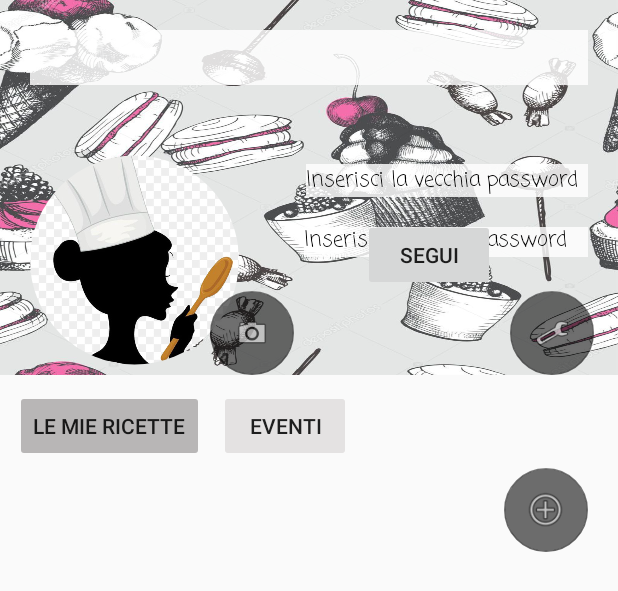
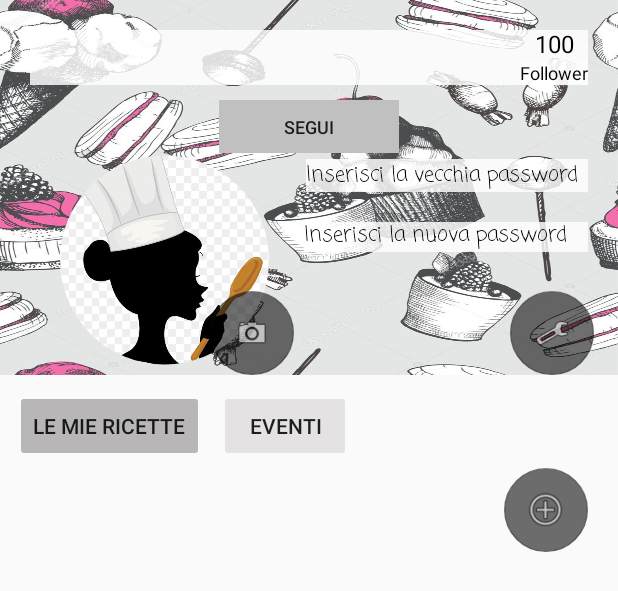
Before and after one commit to martina-passarelli/My, an Android app: the layout fragment_cuoco.xml on its own in the app's theme, with its tools: preview values and no code run, on a phone screen of 412 x 824 dp. Shown: the top 591 px of the screen. Run offline under Robolectric (Android 15) with nearby library versions, the phone set to English and light mode, and no system bars; Roboto replaces fonts that are not available here.

Commit message:
newwww_2

```diff
--- a/app/src/main/java/com/example/myapplication/PagerAdapter.java
+++ b/app/src/main/java/com/example/myapplication/PagerAdapter.java
@@ -7,6 +7,7 @@ import androidx.fragment.app.FragmentPagerAdapter;
 
 import com.example.myapplication.ui.fragment_cuoco.Griglia_Cuochi;
 import com.example.myapplication.ui.fragment_evento.Lista_Fragment_Evento;
+import com.example.myapplication.ui.home.Fragment_TabEventi;
 import com.example.myapplication.ui.home.HomeFragment;
 
 public class PagerAdapter extends FragmentPagerAdapter {
@@ -28,9 +29,8 @@ public class PagerAdapter extends FragmentPagerAdapter {
             case 1:
                 return new Griglia_Cuochi();
             case 2: {
-                Lista_Fragment_Evento fragment_evento = new Lista_Fragment_Evento();
-                fragment_evento.eventiTotali();
-                return fragment_evento; //da cambiare
+                Fragment_TabEventi fragment_tabEventi=new Fragment_TabEventi();
+                return fragment_tabEventi; //da cambiare
             }
             default:
                return null;
--- a/app/src/main/java/com/example/myapplication/ui/fragment_cuoco/Griglia_Cuochi.java
+++ b/app/src/main/java/com/example/myapplication/ui/fragment_cuoco/Griglia_Cuochi.java
@@ -31,7 +31,7 @@ import org.json.JSONObject;
 
 import java.util.ArrayList;
 import java.util.List;
-
+//IL FRAMMENTO GESTISCE LA GRIGLIA  DI CUOCHI NELLA HOME PAGE
 public class Griglia_Cuochi extends Fragment {
     private ArrayList<String> list=new ArrayList<>();
     private Adapter_Griglia tutorAdapter;
--- a/app/src/main/java/com/example/myapplication/ui/fragment_evento/Lista_Fragment_Evento.java
+++ b/app/src/main/java/com/example/myapplication/ui/fragment_evento/Lista_Fragment_Evento.java
@@ -113,6 +113,7 @@ recyclerview.setLayoutAnimation(animation);
 
     public void doSomething(String id_cuoco){
         //PRENDIAMO TUTTI GLI EVENTI COLLEGATI ALL'UTENTE IN INPUT
+        System.out.println("ID CUOCO:: "+id_cuoco);
         ff.collection("eventi").whereEqualTo("id_cuoco",id_cuoco).get().addOnCompleteListener(new OnCompleteListener<QuerySnapshot>() {
             @Override
             public void onComplete(@NonNull Task<QuerySnapshot> task) {
@@ -178,8 +179,9 @@ recyclerview.setLayoutAnimation(animation);
                     List<DocumentSnapshot> lista = queryDocumentSnapshots.getDocuments();
                     for (DocumentSnapshot d : lista) {
                         Evento evento= d.toObject(Evento.class);
-                        list.add(evento);
-
+                        if(ActivityMappa.nonScaduto(evento.getData(), evento.getOra())){
+                            list.add(evento);
+                        }
                     }
                     tutorAdapter.notifyDataSetChanged();
                 }
--- a/app/src/main/java/com/example/myapplication/ui/fragment_seguiti/ListSeguiti.java
+++ b/app/src/main/java/com/example/myapplication/ui/fragment_seguiti/ListSeguiti.java
@@ -68,13 +68,10 @@ public class ListSeguiti extends Fragment {
                 ArrayList<String> lista_provv= (ArrayList<String>) documentSnapshot.get("lista_cuochi");
                 if(lista_provv!=null){
                     list.addAll(lista_provv);
-                    //VERIFICARE SE COSI' AVVIENE, ALTRIMENTI ADD UNO PER VOLTA(????????????)
                     tutorAdapter.notifyDataSetChanged();
                 }
 
 
             }});
-
-
     }
 }
--- a/app/src/main/res/layout/fragment_cuoco.xml
+++ b/app/src/main/res/layout/fragment_cuoco.xml
@@ -23,7 +23,7 @@
                 android:id="@+id/image_cuoco"
                 android:layout_width="139dp"
                 android:layout_height="153dp"
-                android:layout_marginLeft="20dp"
+                android:layout_marginLeft="40dp"
                 android:src="@drawable/cuoca"
                 app:layout_constraintBottom_toBottomOf="parent"
                 app:layout_constraintStart_toStartOf="parent" />
@@ -32,26 +32,30 @@
                 android:id="@+id/nome_cuoco"
                 android:layout_width="match_parent"
                 android:layout_height="wrap_content"
-                android:layout_margin="20dp"
+                android:layout_marginStart="20dp"
+                android:layout_marginTop="20dp"
+                android:layout_marginEnd="20dp"
                 android:background="#D2FFFFFF"
                 android:fontFamily="cursive"
                 android:textAlignment="center"
                 android:textColor="@color/common_google_signin_btn_text_dark_focused"
                 android:textSize="30dp"
-                app:layout_constraintTop_toTopOf="parent"
-                tools:layout_editor_absoluteX="20dp" />
+                app:layout_constraintEnd_toEndOf="parent"
+                app:layout_constraintStart_toStartOf="parent"
+                app:layout_constraintTop_toTopOf="parent" />
 
             <TextView
                 android:id="@+id/email_cuoco"
                 android:layout_width="wrap_content"
                 android:layout_height="wrap_content"
+                android:layout_marginStart="20dp"
                 android:background="#D2FFFFFF"
                 android:fontFamily="casual"
+                android:maxLength="@integer/config_navAnimTime"
                 android:textColor="@color/common_google_signin_btn_text_dark_focused"
-                android:textSize="16dp"
+                android:textSize="12dp"
                 android:textStyle="normal"
                 app:layout_constraintBottom_toTopOf="@id/image_cuoco"
-                app:layout_constraintEnd_toEndOf="parent"
                 app:layout_constraintRight_toRightOf="@id/image_cuoco"
                 app:layout_constraintStart_toStartOf="parent"
                 app:layout_constraintTop_toBottomOf="@id/nome_cuoco" />
@@ -125,14 +129,38 @@
 
             <Button
                 android:id="@+id/button_segui"
+                android:layout_width="120dp"
+                android:layout_height="35dp"
+                android:layout_margin="10dp"
+                android:background="#C0C0C0"
+                android:elevation="16dp"
+                android:text="Segui"
+                android:textSize="12dp"
+                app:layout_constraintEnd_toEndOf="@id/nome_cuoco"
+                app:layout_constraintStart_toEndOf="@id/email_cuoco"
+                app:layout_constraintTop_toBottomOf="@id/label_follower" />
+
+            <TextView
+                android:id="@+id/label_follower"
                 android:layout_width="wrap_content"
                 android:layout_height="wrap_content"
-                android:layout_margin="10dp"
-                android:text="Segui"
-                app:layout_constraintBottom_toBottomOf="parent"
-                app:layout_constraintEnd_toEndOf="parent"
-                app:layout_constraintStart_toEndOf="@id/image_cuoco"
-                app:layout_constraintTop_toBottomOf="@id/email_cuoco" />
+                android:background="#90FFFFFF"
+                android:text="Follower"
+                android:textColor="@color/common_google_signin_btn_text_dark_focused"
+                android:textSize="12dp"
+                app:layout_constraintBottom_toBottomOf="@id/nome_cuoco"
+                app:layout_constraintEnd_toEndOf="@id/nome_cuoco" />
+
+            <TextView
+                android:id="@+id/numFollw"
+                android:layout_width="wrap_content"
+                android:layout_height="wrap_content"
+                android:text="100"
+                android:textColor="@color/common_google_signin_btn_text_dark_focused"
+                android:textSize="16dp"
+                app:layout_constraintBottom_toTopOf="@id/label_follower"
+                app:layout_constraintEnd_toEndOf="@id/label_follower"
+                app:layout_constraintStart_toStartOf="@id/label_follower" />
 
 
         </androidx.constraintlayout.widget.ConstraintLayout>
--- a/app/src/main/res/layout/fragment_evento.xml
+++ b/app/src/main/res/layout/fragment_evento.xml
@@ -11,5 +11,5 @@
         android:layout_width="match_parent"
         android:layout_height="match_parent"
         tools:listitem="@layout/item_evento"
-        android:layoutAnimation="@anim/layout_animation_fall_down"/>
+       />
 </androidx.constraintlayout.widget.ConstraintLayout>
--- a/app/src/main/res/layout/item_evento.xml
+++ b/app/src/main/res/layout/item_evento.xml
@@ -4,8 +4,10 @@
     xmlns:tools="http://schemas.android.com/tools"
     android:layout_width="match_parent"
     android:layout_height="wrap_content"
-    android:layout_margin="15dp"
-    android:layout_marginBottom="15dp">
+    android:layout_marginStart="15dp"
+    android:layout_marginTop="10dp"
+    android:layout_marginEnd="15dp"
+    android:layout_marginBottom="10dp">
 
     <androidx.cardview.widget.CardView
         android:id="@+id/id_card_evento"
```
Also changed, not shown: app/src/main/java/com/example/myapplication/ui/fragment_cuoco/Cuoco.java (+9 -0 lines), app/src/main/java/com/example/myapplication/ui/fragment_cuoco/FragmentCuoco.java (+35 -4 lines), app/src/main/java/com/example/myapplication/ui/fragment_utente/Fragment_IMieiEventi.java (+0 -7 lines), app/src/main/java/com/example/myapplication/ui/home/Fragment_Base.java (+12 -24 lines), app/src/main/java/com/example/myapplication/ui/home/Fragment_TabEventi.java (added, +151 -0 lines), app/src/main/res/layout/tab_eventi.xml (added, +75 -0 lines), app/src/main/res/drawable/bon_bon.jpg (added), app/src/main/res/drawable/sfondo_top.jpg (added), app/src/main/res/drawable/sgondo_cake_2.jpg (added).
